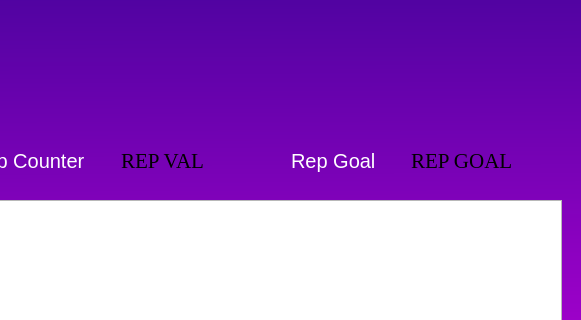
This is ui/workoutfeed.ui in AlonIvshin/AutomaticGymTrainer as Qt 5 draws it before an edit; both pictures show x 619 to 1200 and y 340 to 660 of the 1200 by 800 pixel window. The edited form follows.
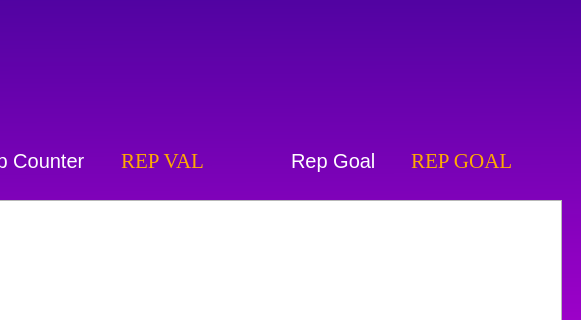
This is the edited form.

```diff
--- a/ui/workoutfeed.ui
+++ b/ui/workoutfeed.ui
@@ -59,6 +59,9 @@
       <pointsize>16</pointsize>
      </font>
     </property>
+    <property name="styleSheet">
+     <string notr="true">color:rgb(255, 170, 0)</string>
+    </property>
     <property name="text">
      <string>REP VAL</string>
     </property>
@@ -68,7 +71,7 @@
      <rect>
       <x>1030</x>
       <y>480</y>
-      <width>121</width>
+      <width>131</width>
       <height>41</height>
      </rect>
     </property>
@@ -78,6 +81,9 @@
       <pointsize>16</pointsize>
      </font>
     </property>
+    <property name="styleSheet">
+     <string notr="true">color:rgb(255, 170, 0)</string>
+    </property>
     <property name="text">
      <string>REP GOAL</string>
     </property>
```
